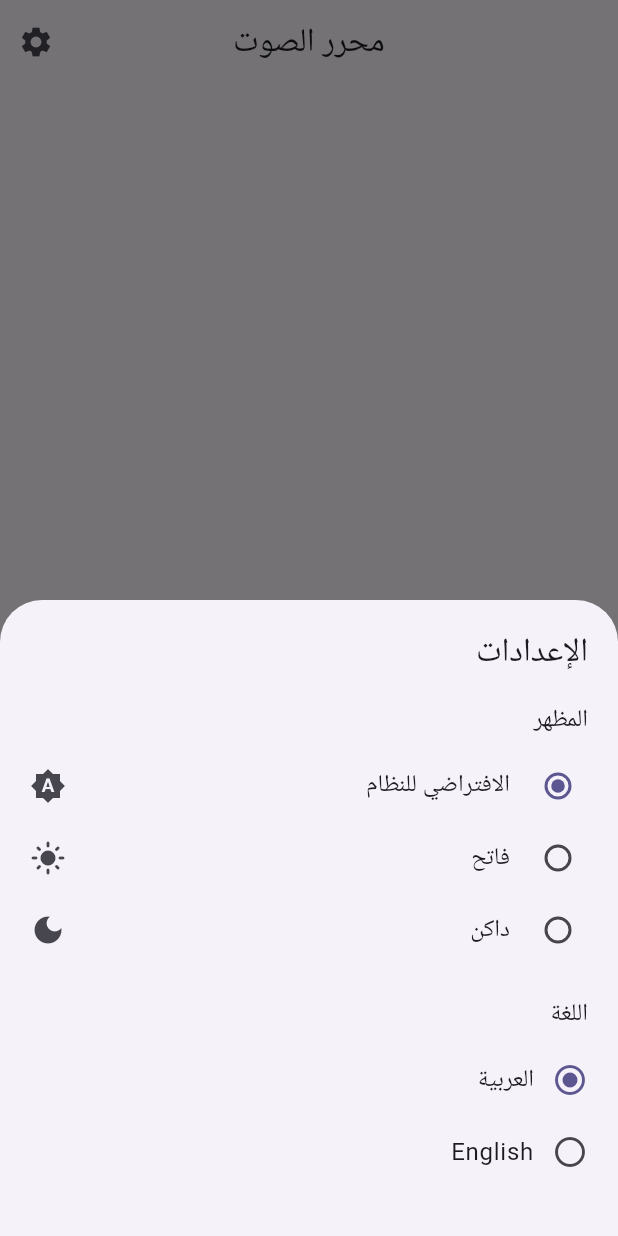
After one commit to Habiba-Abdeldayem/audio_editor_app, a Flutter app: the screen it shows after launch, after a tap on the "settings" icon, on a phone screen of 412 x 824 dp. The commit adds this screen. Run offline on Flutter 3.47's test engine with Material 3 defaults, Android fonts, the phone set to English and light mode, and no system bars; our stand-ins replace dartz, equatable, file_picker, flutter_bloc, get_it, image_picker and 4 more; missing offline and left inert: android_intent_plus, audio_waveforms, audiotags, ffmpeg_kit_flutter_new, media_store_plus.

Commit message:
feat: add settings with theme & language toggles, fix split file compress bug
- Add shared_preferences for persisting theme/locale
- Add SettingsCubit with theme mode and locale state
- Add settings bottom sheet with theme (system/light/dark) and language (ar/en) pickers
- Add settings icon button in AppBar
- Persist user preferences across app restarts
- Fix split files 'file does not exist on disk' error: keep staging
  files as source of truth instead of relying on publish-to-Music paths
- Add i18n strings for settings UI (en + ar)

```diff
--- a/lib/core/di/injection_container.dart
+++ b/lib/core/di/injection_container.dart
@@ -14,6 +14,7 @@ import '../../features/audio_editor/domain/usecases/rename_audio_file.dart';
 import '../../features/audio_editor/domain/usecases/split_audio_file.dart';
 import '../../features/audio_editor/domain/usecases/update_audio_metadata.dart';
 import '../../features/audio_editor/presentation/bloc/audio_editor_cubit.dart';
+import '../../features/audio_editor/presentation/bloc/settings_cubit.dart';
 
 final sl = GetIt.instance;
 
@@ -49,6 +50,8 @@ Future<void> initDependencies() async {
   sl.registerFactory(() => WatchPlayingState(sl()));
 
   // Presentation
+  sl.registerLazySingleton<SettingsCubit>(() => SettingsCubit());
+
   sl.registerFactory(
     () => AudioEditorCubit(
       loadAudioFile: sl(),
--- /dev/null
+++ b/lib/features/audio_editor/presentation/bloc/settings_cubit.dart
@@ -0,0 +1,61 @@
+import 'package:equatable/equatable.dart';
+import 'package:flutter/material.dart';
+import 'package:flutter_bloc/flutter_bloc.dart';
+import 'package:shared_preferences/shared_preferences.dart';
+
+class SettingsState extends Equatable {
+  final ThemeMode themeMode;
+  final Locale locale;
+
+  const SettingsState({
+    this.themeMode = ThemeMode.system,
+    this.locale = const Locale('ar'),
+  });
+
+  SettingsState copyWith({
+    ThemeMode? themeMode,
+    Locale? locale,
+  }) {
+    return SettingsState(
+      themeMode: themeMode ?? this.themeMode,
+      locale: locale ?? this.locale,
+    );
+  }
+
+  @override
+  List<Object?> get props => [themeMode, locale];
+}
+
+class SettingsCubit extends Cubit<SettingsState> {
+  static const _themeKey = 'theme_mode';
+  static const _localeKey = 'locale_code';
+
+  SettingsCubit() : super(const SettingsState()) {
+    _load();
+  }
+
+  Future<void> _load() async {
+    final prefs = await SharedPreferences.getInstance();
+    final themeIndex = prefs.getInt(_themeKey);
+    final localeCode = prefs.getString(_localeKey);
+
+    emit(state.copyWith(
+      themeMode: themeIndex != null
+          ? ThemeMode.values[themeIndex]
+          : ThemeMode.system,
+      locale: Locale(localeCode ?? 'ar'),
+    ));
+  }
+
+  Future<void> setThemeMode(ThemeMode mode) async {
+    emit(state.copyWith(themeMode: mode));
+    final prefs = await SharedPreferences.getInstance();
+    await prefs.setInt(_themeKey, mode.index);
+  }
+
+  Future<void> setLocale(Locale locale) async {
+    emit(state.copyWith(locale: locale));
+    final prefs = await SharedPreferences.getInstance();
+    await prefs.setString(_localeKey, locale.languageCode);
+  }
+}
--- a/lib/features/audio_editor/presentation/pages/audio_editor_page.dart
+++ b/lib/features/audio_editor/presentation/pages/audio_editor_page.dart
@@ -8,9 +8,11 @@ import '../../../../core/utils/formatters.dart';
 import '../../../../l10n/app_localizations.dart';
 import '../bloc/audio_editor_cubit.dart';
 import '../bloc/audio_editor_state.dart';
+import '../bloc/settings_cubit.dart';
 import '../widgets/compress_sheet.dart';
 import '../widgets/metadata_editor_sheet.dart';
 import '../widgets/playback_controls.dart';
+import '../widgets/settings_sheet.dart';
 import '../widgets/split_section.dart';
 import '../widgets/waveform_player.dart';
 
@@ -75,6 +77,7 @@ class _AudioEditorView extends StatelessWidget {
   Future<void> _openFileCompressSheet(
       BuildContext context, String filePath) async {
     final cubit = context.read<AudioEditorCubit>();
+    cubit.resetFileCompression();
     int fileSizeBytes = 0;
     try {
       final file = File(filePath);
@@ -82,7 +85,7 @@ class _AudioEditorView extends StatelessWidget {
         fileSizeBytes = await file.length();
       }
     } catch (_) {}
-    cubit.loadCompressionOptions();
+    cubit.loadCompressionOptions(filePath);
     if (!context.mounted) return;
     showModalBottomSheet(
       context: context,
@@ -149,7 +152,26 @@ class _AudioEditorView extends StatelessWidget {
   @override
   Widget build(BuildContext context) {
     return Scaffold(
-      appBar: AppBar(title: Text(AppLocalizations.of(context).audioEditorAppBarTitle)),
+      appBar: AppBar(
+        title: Text(AppLocalizations.of(context).audioEditorAppBarTitle),
+        actions: [
+          IconButton(
+            icon: const Icon(Icons.settings),
+            tooltip: AppLocalizations.of(context).settings,
+            onPressed: () {
+              final settingsCubit = context.read<SettingsCubit>();
+              showModalBottomSheet(
+                context: context,
+                isScrollControlled: true,
+                builder: (_) => BlocProvider.value(
+                  value: settingsCubit,
+                  child: SettingsSheet(cubit: settingsCubit),
+                ),
+              );
+            },
+          ),
+        ],
+      ),
       body: BlocConsumer<AudioEditorCubit, AudioEditorState>(
         listenWhen: (previous, current) => current.failure != null,
         listener: (context, state) {
@@ -217,9 +239,12 @@ class _AudioEditorView extends StatelessWidget {
                   style: Theme.of(context).textTheme.titleMedium,
                   overflow: TextOverflow.ellipsis,
                 ),
-                Text(
-                  Formatters.fileSize(track.fileSizeBytes),
-                  style: Theme.of(context).textTheme.bodySmall,
+                Directionality(
+                  textDirection: TextDirection.ltr,
+                  child: Text(
+                    Formatters.fileSize(track.fileSizeBytes),
+                    style: Theme.of(context).textTheme.bodySmall,
+                  ),
                 ),
                 const SizedBox(height: 16),
                 WaveformPlayer(
--- /dev/null
+++ b/lib/features/audio_editor/presentation/widgets/settings_sheet.dart
@@ -0,0 +1,129 @@
+import 'package:flutter/material.dart';
+
+import '../../../../l10n/app_localizations.dart';
+import '../bloc/settings_cubit.dart';
+
+class SettingsSheet extends StatelessWidget {
+  final SettingsCubit cubit;
+
+  const SettingsSheet({super.key, required this.cubit});
+
+  @override
+  Widget build(BuildContext context) {
+    final l10n = AppLocalizations.of(context);
+    final theme = Theme.of(context);
+
+    return SafeArea(
+      child: Padding(
+        padding: const EdgeInsets.all(20),
+        child: Column(
+          mainAxisSize: MainAxisSize.min,
+          crossAxisAlignment: CrossAxisAlignment.start,
+          children: [
+            Text(l10n.settings, style: theme.textTheme.titleLarge),
+            const SizedBox(height: 20),
+            Text(l10n.theme, style: theme.textTheme.titleMedium),
+            const SizedBox(height: 8),
+            _ThemeTile(
+              icon: Icons.brightness_auto,
+              label: l10n.systemDefault,
+              mode: ThemeMode.system,
+              groupValue: cubit.state.themeMode,
+              onChanged: cubit.setThemeMode,
+            ),
+            _ThemeTile(
+              icon: Icons.light_mode,
+              label: l10n.light,
+              mode: ThemeMode.light,
+              groupValue: cubit.state.themeMode,
+              onChanged: cubit.setThemeMode,
+            ),
+            _ThemeTile(
+              icon: Icons.dark_mode,
+              label: l10n.dark,
+              mode: ThemeMode.dark,
+              groupValue: cubit.state.themeMode,
+              onChanged: cubit.setThemeMode,
+            ),
+            const SizedBox(height: 20),
+            Text(l10n.language, style: theme.textTheme.titleMedium),
+            const SizedBox(height: 8),
+            _LanguageTile(
+              label: 'العربية',
+              locale: const Locale('ar'),
+              currentLocale: cubit.state.locale,
+              onChanged: cubit.setLocale,
+            ),
+            _LanguageTile(
+              label: 'English',
+              locale: const Locale('en'),
+              currentLocale: cubit.state.locale,
+              onChanged: cubit.setLocale,
+            ),
+            const SizedBox(height: 12),
+          ],
+        ),
+      ),
+    );
+  }
+}
+
+class _ThemeTile extends StatelessWidget {
+  final IconData icon;
+  final String label;
+  final ThemeMode mode;
+  final ThemeMode groupValue;
+  final ValueChanged<ThemeMode> onChanged;
+
+  const _ThemeTile({
+    required this.icon,
+    required this.label,
+    required this.mode,
+    required this.groupValue,
+    required this.onChanged,
+  });
+
+  @override
+  Widget build(BuildContext context) {
+    return RadioListTile<ThemeMode>(
+      secondary: Icon(icon),
+      title: Text(label),
+      value: mode,
+      groupValue: groupValue,
+      onChanged: (v) {
+        if (v != null) onChanged(v);
+      },
+      contentPadding: EdgeInsets.zero,
+      visualDensity: VisualDensity.compact,
+    );
+  }
+}
+
+class _LanguageTile extends StatelessWidget {
+  final String label;
+  final Locale locale;
+  final Locale currentLocale;
+  final ValueChanged<Locale> onChanged;
+
+  const _LanguageTile({
+    required this.label,
+    required this.locale,
+    required this.currentLocale,
+    required this.onChanged,
+  });
+
+  @override
+  Widget build(BuildContext context) {
+    final isSelected = currentLocale.languageCode == locale.languageCode;
+    return ListTile(
+      leading: Icon(
+        isSelected ? Icons.radio_button_checked : Icons.radio_button_unchecked,
+        color: isSelected ? Theme.of(context).colorScheme.primary : null,
+      ),
+      title: Text(label),
+      contentPadding: EdgeInsets.zero,
+      visualDensity: VisualDensity.compact,
+      onTap: () => onChanged(locale),
+    );
+  }
+}
--- a/lib/features/audio_editor/presentation/widgets/split_section.dart
+++ b/lib/features/audio_editor/presentation/widgets/split_section.dart
@@ -144,7 +144,7 @@ class _SplitSectionState extends State<SplitSection> {
       }
       final intent = AndroidIntent(
         action: 'android.intent.action.VIEW',
-        data: 'content://com.android.externalstorage.documents/document/primary%3AMusic%2Faudios',
+        data: 'content://com.android.externalstorage.documents/document/primary%3AMusic%2FTafsirEditor',
         type: 'vnd.android.document/directory',
         flags: <int>[
           Flag.FLAG_ACTIVITY_NEW_TASK,
@@ -279,12 +279,15 @@ class _FileTile extends StatelessWidget {
           ),
           Padding(
             padding: const EdgeInsets.only(left: 30),
+            child: Directionality(
+              textDirection: TextDirection.ltr,
               child: Text(
                 fileSize != null
                     ? '${formatSize(fileSize!)}  ·  $ext'
                     : ext,
                 style: theme.textTheme.bodySmall?.copyWith(
                   color: theme.colorScheme.onSurfaceVariant,
+                ),
               ),
             ),
           ),
--- a/lib/l10n/app_ar.arb
+++ b/lib/l10n/app_ar.arb
@@ -46,5 +46,11 @@
   "compressionError": "تعذر ضغط ملف الصوت.",
   "metadataError": "تعذر قراءة أو كتابة البيانات الوصفية.",
   "validationError": "فشل التحقق.",
-  "unknownError": "حدث خطأ ما."
+  "unknownError": "حدث خطأ ما.",
+  "settings": "الإعدادات",
+  "theme": "المظهر",
+  "systemDefault": "الافتراضي للنظام",
+  "light": "فاتح",
+  "dark": "داكن",
+  "language": "اللغة"
 }
--- a/lib/l10n/app_localizations.dart
+++ b/lib/l10n/app_localizations.dart
@@ -373,6 +373,42 @@ abstract class AppLocalizations {
   /// In en, this message translates to:
   /// **'Something went wrong.'**
   String get unknownError;
+
+  /// Title of the settings bottom sheet.
+  ///
+  /// In en, this message translates to:
+  /// **'Settings'**
+  String get settings;
+
+  /// Section header for theme selection.
+  ///
+  /// In en, this message translates to:
+  /// **'Theme'**
+  String get theme;
+
+  /// Theme option that follows the OS setting.
+  ///
+  /// In en, this message translates to:
+  /// **'System default'**
+  String get systemDefault;
+
+  /// Light theme option.
+  ///
+  /// In en, this message translates to:
+  /// **'Light'**
+  String get light;
+
+  /// Dark theme option.
+  ///
+  /// In en, this message translates to:
+  /// **'Dark'**
+  String get dark;
+
+  /// Section header for language selection.
+  ///
+  /// In en, this message translates to:
+  /// **'Language'**
+  String get language;
 }
 
 class _AppLocalizationsDelegate
--- a/lib/l10n/app_localizations_ar.dart
+++ b/lib/l10n/app_localizations_ar.dart
@@ -155,4 +155,22 @@ class AppLocalizationsAr extends AppLocalizations {
 
   @override
   String get unknownError => 'حدث خطأ ما.';
+
+  @override
+  String get settings => 'الإعدادات';
+
+  @override
+  String get theme => 'المظهر';
+
+  @override
+  String get systemDefault => 'الافتراضي للنظام';
+
+  @override
+  String get light => 'فاتح';
+
+  @override
+  String get dark => 'داكن';
+
+  @override
+  String get language => 'اللغة';
 }
--- a/lib/main.dart
+++ b/lib/main.dart
@@ -1,8 +1,10 @@
 import 'package:flutter/material.dart';
+import 'package:flutter_bloc/flutter_bloc.dart';
 import 'package:permission_handler/permission_handler.dart';
 
 import 'core/di/injection_container.dart' as di;
 import 'core/theme/app_theme.dart';
+import 'features/audio_editor/presentation/bloc/settings_cubit.dart';
 import 'features/audio_editor/presentation/pages/audio_editor_page.dart';
 import 'l10n/app_localizations.dart';
 
@@ -31,13 +33,27 @@ class AudioEditorApp extends StatelessWidget {
 
   @override
   Widget build(BuildContext context) {
+    return BlocProvider(
+      create: (_) => di.sl<SettingsCubit>(),
+      child: const _AudioEditorMaterialApp(),
+    );
+  }
+}
+
+class _AudioEditorMaterialApp extends StatelessWidget {
+  const _AudioEditorMaterialApp();
+
+  @override
+  Widget build(BuildContext context) {
+    final settings = context.watch<SettingsCubit>().state;
+
     return MaterialApp(
       title: 'TafsirEditor',
       debugShowCheckedModeBanner: false,
       theme: AppTheme.light,
       darkTheme: AppTheme.dark,
-      themeMode: ThemeMode.system,
-      locale: const Locale('ar'),
+      themeMode: settings.themeMode,
+      locale: settings.locale,
       localizationsDelegates: AppLocalizations.localizationsDelegates,
       supportedLocales: AppLocalizations.supportedLocales,
       home: const AudioEditorPage(),
--- a/pubspec.yaml
+++ b/pubspec.yaml
@@ -49,6 +49,9 @@ dependencies:
   # Value formatting
   intl: ^0.20.2
 
+  # Local persistence
+  shared_preferences: ^2.2.2
+
   cupertino_icons: ^1.0.8
   share_plus: ^12.0.2
   media_store_plus: ^0.1.3
```
Also changed, not shown: lib/features/audio_editor/data/datasources/audio_local_data_source.dart (+31 -23 lines), lib/features/audio_editor/presentation/bloc/audio_editor_cubit.dart (+13 -4 lines), lib/features/audio_editor/presentation/widgets/compress_sheet.dart (+13 -7 lines), lib/l10n/app_en.arb (+30 -0 lines), lib/l10n/app_localizations_en.dart (+18 -0 lines), pubspec.lock. Lines whose indentation alone changed are shown as unchanged.
